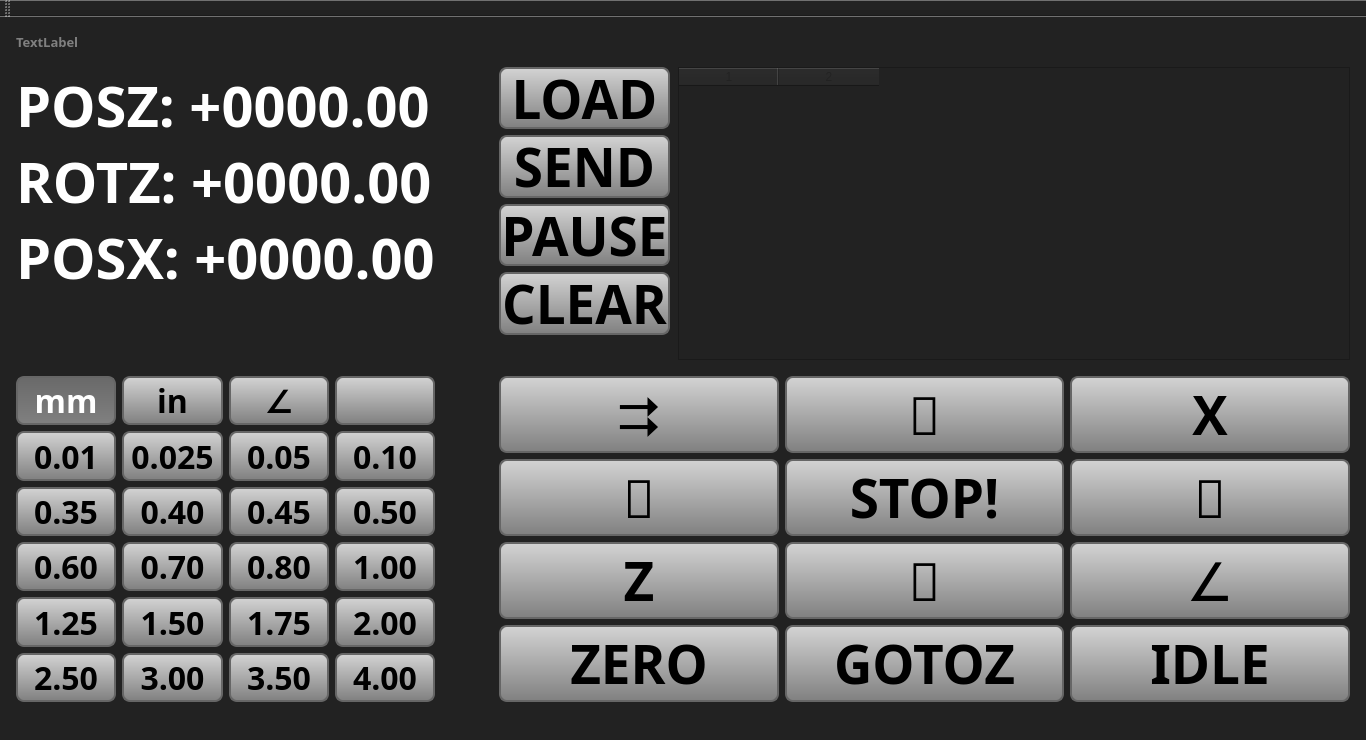
tinic/lathe_motion_stm32, file lathe_gui/mainwindow.ui: the form before one commit.
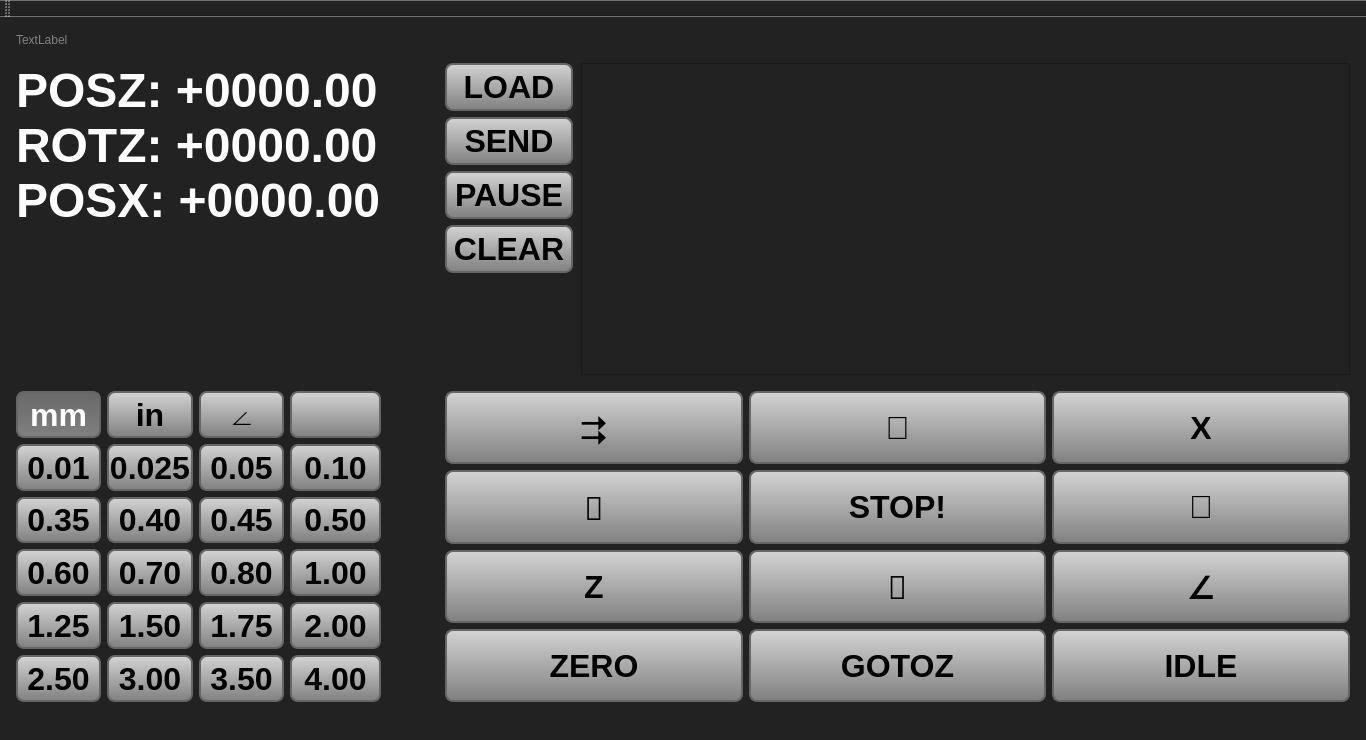
The form after the commit.

The edit to the form file:
```diff
--- a/lathe_gui/mainwindow.ui
+++ b/lathe_gui/mainwindow.ui
@@ -27,6 +27,9 @@
  					   border: 2px solid #666666;
 					    border-width: 2px;
 						border-radius: 8px;
+					font-family: 'Lekton', sans-serif;
+				    font-size: 32px;
+				    font-weight: 700;
 }
 QPushButton:checked {
                         color: white;
@@ -42,7 +45,14 @@
 					   border-width: 2px;
 						border-radius: 8px;
 }
-</string>
+QTableView {
+					color: white;
+					font-family: 'Space Mono', monospace;
+}
+QHeaderView {
+					color: white;
+					font-family: 'Space Mono', monospace;
+}</string>
   </property>
   <widget class="QWidget" name="centralWidget">
    <layout class="QGridLayout" name="gridLayout_4">
@@ -87,14 +97,6 @@
           <verstretch>0</verstretch>
          </sizepolicy>
         </property>
-        <property name="font">
-         <font>
-          <family>Lekton</family>
-          <pointsize>24</pointsize>
-          <weight>75</weight>
-          <bold>true</bold>
-         </font>
-        </property>
         <property name="styleSheet">
          <string notr="true"/>
         </property>
@@ -117,14 +119,6 @@
           <verstretch>0</verstretch>
          </sizepolicy>
         </property>
-        <property name="font">
-         <font>
-          <family>Lekton</family>
-          <pointsize>24</pointsize>
-          <weight>75</weight>
-          <bold>true</bold>
-         </font>
-        </property>
         <property name="styleSheet">
          <string notr="true"/>
         </property>
@@ -147,15 +141,6 @@
           <verstretch>0</verstretch>
          </sizepolicy>
         </property>
-        <property name="font">
-         <font>
-          <family>Lekton</family>
-          <pointsize>24</pointsize>
-          <weight>75</weight>
-          <bold>true</bold>
-          <kerning>true</kerning>
-         </font>
-        </property>
         <property name="styleSheet">
          <string notr="true"/>
         </property>
@@ -175,14 +160,6 @@
           <verstretch>0</verstretch>
          </sizepolicy>
         </property>
-        <property name="font">
-         <font>
-          <family>Lekton</family>
-          <pointsize>24</pointsize>
-          <weight>75</weight>
-          <bold>true</bold>
-         </font>
-        </property>
         <property name="styleSheet">
          <string notr="true"/>
         </property>
@@ -202,14 +179,6 @@
           <verstretch>0</verstretch>
          </sizepolicy>
         </property>
-        <property name="font">
-         <font>
-          <family>Lekton</family>
-          <pointsize>24</pointsize>
-          <weight>75</weight>
-          <bold>true</bold>
-         </font>
-        </property>
         <property name="styleSheet">
          <string notr="true"/>
         </property>
@@ -229,14 +198,6 @@
           <verstretch>0</verstretch>
          </sizepolicy>
         </property>
-        <property name="font">
-         <font>
-          <family>Lekton</family>
-          <pointsize>24</pointsize>
-          <weight>75</weight>
-          <bold>true</bold>
-         </font>
-        </property>
         <property name="styleSheet">
          <string notr="true"/>
         </property>
@@ -256,14 +217,6 @@
           <verstretch>0</verstretch>
          </sizepolicy>
         </property>
-        <property name="font">
-         <font>
-          <family>Lekton</family>
-          <pointsize>24</pointsize>
-          <weight>75</weight>
-          <bold>true</bold>
-         </font>
-        </property>
         <property name="styleSheet">
          <string notr="true"/>
         </property>
@@ -283,14 +236,6 @@
           <verstretch>0</verstretch>
          </sizepolicy>
         </property>
-        <property name="font">
-         <font>
-          <family>Lekton</family>
-          <pointsize>24</pointsize>
-          <weight>75</weight>
-          <bold>true</bold>
-         </font>
-        </property>
         <property name="styleSheet">
          <string notr="true"/>
         </property>
@@ -310,14 +255,6 @@
           <verstretch>0</verstretch>
          </sizepolicy>
         </property>
-        <property name="font">
-         <font>
-          <family>Lekton</family>
-          <pointsize>24</pointsize>
-          <weight>75</weight>
-          <bold>true</bold>
-         </font>
-        </property>
         <property name="styleSheet">
          <string notr="true"/>
         </property>
@@ -337,14 +274,6 @@
           <verstretch>0</verstretch>
          </sizepolicy>
         </property>
-        <property name="font">
-         <font>
-          <family>Lekton</family>
-          <pointsize>24</pointsize>
-          <weight>75</weight>
-          <bold>true</bold>
-         </font>
-        </property>
         <property name="styleSheet">
          <string notr="true"/>
         </property>
@@ -364,14 +293,6 @@
           <verstretch>0</verstretch>
          </sizepolicy>
         </property>
-        <property name="font">
-         <font>
-          <family>Lekton</family>
-          <pointsize>24</pointsize>
-          <weight>75</weight>
-          <bold>true</bold>
-         </font>
-        </property>
         <property name="styleSheet">
          <string notr="true"/>
         </property>
@@ -391,14 +312,6 @@
           <verstretch>0</verstretch>
          </sizepolicy>
         </property>
-        <property name="font">
-         <font>
-          <family>Lekton</family>
-          <pointsize>24</pointsize>
-          <weight>75</weight>
-          <bold>true</bold>
-         </font>
-        </property>
         <property name="styleSheet">
          <string notr="true"/>
         </property>
@@ -418,14 +331,6 @@
           <verstretch>0</verstretch>
          </sizepolicy>
         </property>
-        <property name="font">
-         <font>
-          <family>Lekton</family>
-          <pointsize>24</pointsize>
-          <weight>75</weight>
-          <bold>true</bold>
-         </font>
-        </property>
         <property name="styleSheet">
          <string notr="true"/>
         </property>
@@ -445,14 +350,6 @@
           <verstretch>0</verstretch>
          </sizepolicy>
         </property>
-        <property name="font">
-         <font>
-          <family>Lekton</family>
-          <pointsize>24</pointsize>
-          <weight>75</weight>
-          <bold>true</bold>
-         </font>
-        </property>
         <property name="styleSheet">
          <string notr="true"/>
         </property>
@@ -472,14 +369,6 @@
           <verstretch>0</verstretch>
          </sizepolicy>
         </property>
-        <property name="font">
-         <font>
-          <family>Lekton</family>
-          <pointsize>24</pointsize>
-          <weight>75</weight>
-          <bold>true</bold>
-         </font>
-        </property>
         <property name="styleSheet">
          <string notr="true"/>
         </property>
@@ -499,14 +388,6 @@
           <verstretch>0</verstretch>
          </sizepolicy>
         </property>
-        <property name="font">
-         <font>
-          <family>Lekton</family>
-          <pointsize>24</pointsize>
-          <weight>75</weight>
-          <bold>true</bold>
-         </font>
-        </property>
         <property name="styleSheet">
          <string notr="true"/>
         </property>
@@ -526,14 +407,6 @@
           <verstretch>0</verstretch>
          </sizepolicy>
         </property>
-        <property name="font">
-         <font>
-          <family>Lekton</family>
-          <pointsize>24</pointsize>
-          <weight>75</weight>
-          <bold>true</bold>
-         </font>
-        </property>
         <property name="styleSheet">
          <string notr="true"/>
         </property>
@@ -553,14 +426,6 @@
           <verstretch>0</verstretch>
          </sizepolicy>
         </property>
-        <property name="font">
-         <font>
-          <family>Lekton</family>
-          <pointsize>24</pointsize>
-          <weight>75</weight>
-          <bold>true</bold>
-         </font>
-        </property>
         <property name="styleSheet">
          <string notr="true"/>
         </property>
@@ -580,14 +445,6 @@
           <verstretch>0</verstretch>
          </sizepolicy>
         </property>
-        <property name="font">
-         <font>
-          <family>Lekton</family>
-          <pointsize>24</pointsize>
-          <weight>75</weight>
-          <bold>true</bold>
-         </font>
-        </property>
         <property name="styleSheet">
          <string notr="true"/>
         </property>
@@ -607,14 +464,6 @@
           <verstretch>0</verstretch>
          </sizepolicy>
         </property>
-        <property name="font">
-         <font>
-          <family>Lekton</family>
-          <pointsize>24</pointsize>
-          <weight>75</weight>
-          <bold>true</bold>
-         </font>
-        </property>
         <property name="styleSheet">
          <string notr="true"/>
         </property>
@@ -634,14 +483,6 @@
           <verstretch>0</verstretch>
          </sizepolicy>
         </property>
-        <property name="font">
-         <font>
-          <family>Lekton</family>
-          <pointsize>24</pointsize>
-          <weight>75</weight>
-          <bold>true</bold>
-         </font>
-        </property>
         <property name="styleSheet">
          <string notr="true"/>
         </property>
@@ -661,14 +502,6 @@
           <verstretch>0</verstretch>
          </sizepolicy>
         </property>
-        <property name="font">
-         <font>
-          <family>Lekton</family>
-          <pointsize>24</pointsize>
-          <weight>75</weight>
-          <bold>true</bold>
-         </font>
-        </property>
         <property name="styleSheet">
          <string notr="true"/>
         </property>
@@ -688,14 +521,6 @@
           <verstretch>0</verstretch>
          </sizepolicy>
         </property>
-        <property name="font">
-         <font>
-          <family>Lekton</family>
-          <pointsize>24</pointsize>
-          <weight>75</weight>
-          <bold>true</bold>
-         </font>
-        </property>
         <property name="styleSheet">
          <string notr="true"/>
         </property>
@@ -715,14 +540,6 @@
           <verstretch>0</verstretch>
          </sizepolicy>
         </property>
-        <property name="font">
-         <font>
-          <family>Lekton</family>
-          <pointsize>24</pointsize>
-          <weight>75</weight>
-          <bold>true</bold>
-         </font>
-        </property>
         <property name="styleSheet">
          <string notr="true"/>
         </property>
@@ -753,14 +570,6 @@
               <height>48</height>
              </size>
             </property>
-            <property name="font">
-             <font>
-              <family>Lekton</family>
-              <pointsize>40</pointsize>
-              <weight>75</weight>
-              <bold>true</bold>
-             </font>
-            </property>
             <property name="text">
              <string>LOAD</string>
             </property>
@@ -774,14 +583,6 @@
               <height>48</height>
              </size>
             </property>
-            <property name="font">
-             <font>
-              <family>Lekton</family>
-              <pointsize>40</pointsize>
-              <weight>75</weight>
-              <bold>true</bold>
-             </font>
-            </property>
             <property name="text">
              <string>SEND</string>
             </property>
@@ -795,14 +596,6 @@
               <height>48</height>
              </size>
             </property>
-            <property name="font">
-             <font>
-              <family>Lekton</family>
-              <pointsize>40</pointsize>
-              <weight>75</weight>
-              <bold>true</bold>
-             </font>
-            </property>
             <property name="text">
              <string>PAUSE</string>
             </property>
@@ -816,14 +609,6 @@
               <height>48</height>
              </size>
             </property>
-            <property name="font">
-             <font>
-              <family>Lekton</family>
-              <pointsize>40</pointsize>
-              <weight>75</weight>
-              <bold>true</bold>
-             </font>
-            </property>
             <property name="text">
              <string>CLEAR</string>
             </property>
@@ -845,19 +630,7 @@
          </layout>
         </item>
         <item>
-         <widget class="QTableWidget" name="progTableView">
-          <property name="gridStyle">
-           <enum>Qt::SolidLine</enum>
-          </property>
-          <property name="rowCount">
-           <number>0</number>
-          </property>
-          <property name="columnCount">
-           <number>2</number>
-          </property>
-          <column/>
-          <column/>
-         </widget>
+         <widget class="QTableView" name="progTableView"/>
         </item>
        </layout>
       </item>
@@ -865,16 +638,12 @@
     </item>
     <item row="1" column="0">
      <widget class="QLabel" name="statusLabel">
-      <property name="font">
-       <font>
-        <family>Lekton</family>
-        <pointsize>42</pointsize>
-        <weight>75</weight>
-        <bold>true</bold>
-       </font>
-      </property>
       <property name="styleSheet">
-       <string notr="true">color: white;</string>
+       <string notr="true">color: white;
+font-family: 'Space Mono', monospace;
+font-weight: 700;
+font-size: 48px;
+</string>
       </property>
       <property name="frameShape">
        <enum>QFrame::NoFrame</enum>
@@ -911,12 +680,6 @@
           <verstretch>0</verstretch>
          </sizepolicy>
         </property>
-        <property name="font">
-         <font>
-          <family>OpenSymbol</family>
-          <pointsize>40</pointsize>
-         </font>
-        </property>
         <property name="text">
          <string></string>
         </property>
@@ -930,12 +693,6 @@
           <verstretch>0</verstretch>
          </sizepolicy>
         </property>
-        <property name="font">
-         <font>
-          <family>OpenSymbol</family>
-          <pointsize>40</pointsize>
-         </font>
-        </property>
         <property name="text">
          <string></string>
         </property>
@@ -949,14 +706,6 @@
           <verstretch>0</verstretch>
          </sizepolicy>
         </property>
-        <property name="font">
-         <font>
-          <family>Lekton</family>
-          <pointsize>40</pointsize>
-          <weight>75</weight>
-          <bold>true</bold>
-         </font>
-        </property>
         <property name="text">
          <string>STOP!</string>
         </property>
@@ -981,8 +730,10 @@
         </property>
         <property name="font">
          <font>
-          <family>OpenSymbol</family>
-          <pointsize>40</pointsize>
+          <family>Lekton,sans-serif</family>
+          <pointsize>-1</pointsize>
+          <weight>87</weight>
+          <bold>true</bold>
          </font>
         </property>
         <property name="autoFillBackground">
@@ -1003,8 +754,10 @@
         </property>
         <property name="font">
          <font>
-          <family>OpenSymbol</family>
-          <pointsize>40</pointsize>
+          <family>Lekton,sans-serif</family>
+          <pointsize>-1</pointsize>
+          <weight>87</weight>
+          <bold>true</bold>
          </font>
         </property>
         <property name="text">
@@ -1022,8 +775,10 @@
         </property>
         <property name="font">
          <font>
-          <family>OpenSymbol</family>
-          <pointsize>40</pointsize>
+          <family>Lekton,sans-serif</family>
+          <pointsize>-1</pointsize>
+          <weight>87</weight>
+          <bold>true</bold>
          </font>
         </property>
         <property name="text">
@@ -1048,14 +803,6 @@
           <height>64</height>
          </size>
         </property>
-        <property name="font">
-         <font>
-          <family>Lekton</family>
-          <pointsize>40</pointsize>
-          <weight>75</weight>
-          <bold>true</bold>
-         </font>
-        </property>
         <property name="text">
          <string>Z</string>
         </property>
@@ -1072,14 +819,6 @@
           <verstretch>0</verstretch>
          </sizepolicy>
         </property>
-        <property name="font">
-         <font>
-          <family>Lekton</family>
-          <pointsize>40</pointsize>
-          <weight>75</weight>
-          <bold>true</bold>
-         </font>
-        </property>
         <property name="text">
          <string>X</string>
         </property>
@@ -1104,8 +843,10 @@
         </property>
         <property name="font">
          <font>
-          <family>OpenSymbol</family>
-          <pointsize>40</pointsize>
+          <family>Lekton,sans-serif</family>
+          <pointsize>-1</pointsize>
+          <weight>87</weight>
+          <bold>true</bold>
          </font>
         </property>
         <property name="text">
@@ -1130,14 +871,6 @@
           <height>64</height>
          </size>
         </property>
-        <property name="font">
-         <font>
-          <family>Lekton</family>
-          <pointsize>40</pointsize>
-          <weight>75</weight>
-          <bold>true</bold>
-         </font>
-        </property>
         <property name="text">
          <string>ZERO</string>
         </property>
@@ -1151,14 +884,6 @@
           <verstretch>0</verstretch>
          </sizepolicy>
         </property>
-        <property name="font">
-         <font>
-          <family>Lekton</family>
-          <pointsize>40</pointsize>
-          <weight>75</weight>
-          <bold>true</bold>
-         </font>
-        </property>
         <property name="text">
          <string>IDLE</string>
         </property>
@@ -1175,14 +900,6 @@
           <verstretch>0</verstretch>
          </sizepolicy>
         </property>
-        <property name="font">
-         <font>
-          <family>Lekton</family>
-          <pointsize>40</pointsize>
-          <weight>75</weight>
-          <bold>true</bold>
-         </font>
-        </property>
         <property name="text">
          <string>GOTOZ</string>
         </property>
@@ -1192,14 +909,6 @@
     </item>
     <item row="0" column="0" colspan="3">
      <widget class="QLabel" name="rawStatusLabel">
-      <property name="font">
-       <font>
-        <family>Lekton</family>
-        <pointsize>10</pointsize>
-        <weight>75</weight>
-        <bold>true</bold>
-       </font>
-      </property>
       <property name="styleSheet">
        <string notr="true">color: grey;</string>
       </property>
```
